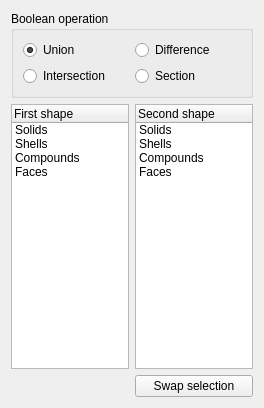
Qt form src/Mod/Part/Gui/DlgBooleanOperation.ui (southseact-3d/fcd) before a commit.
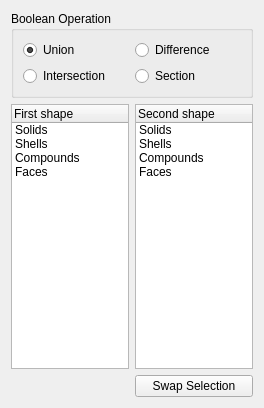
The same form after that commit.

Diff of the .ui file:
```diff
--- a/src/Mod/Part/Gui/DlgBooleanOperation.ui
+++ b/src/Mod/Part/Gui/DlgBooleanOperation.ui
@@ -17,7 +17,7 @@
    <item row="0" column="0" colspan="2">
     <widget class="QGroupBox" name="groupBox">
      <property name="title">
-      <string>Boolean operation</string>
+      <string>Boolean Operation</string>
      </property>
      <layout class="QGridLayout">
       <property name="margin">
@@ -152,7 +152,7 @@
    <item row="2" column="1">
     <widget class="QPushButton" name="swapButton">
      <property name="text">
-      <string>Swap selection</string>
+      <string>Swap Selection</string>
      </property>
     </widget>
    </item>
```
